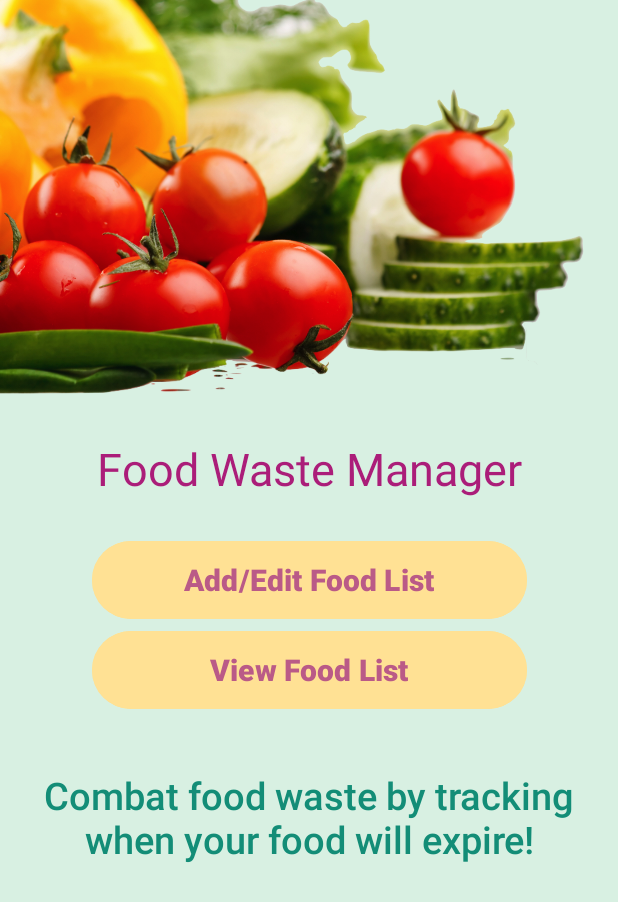
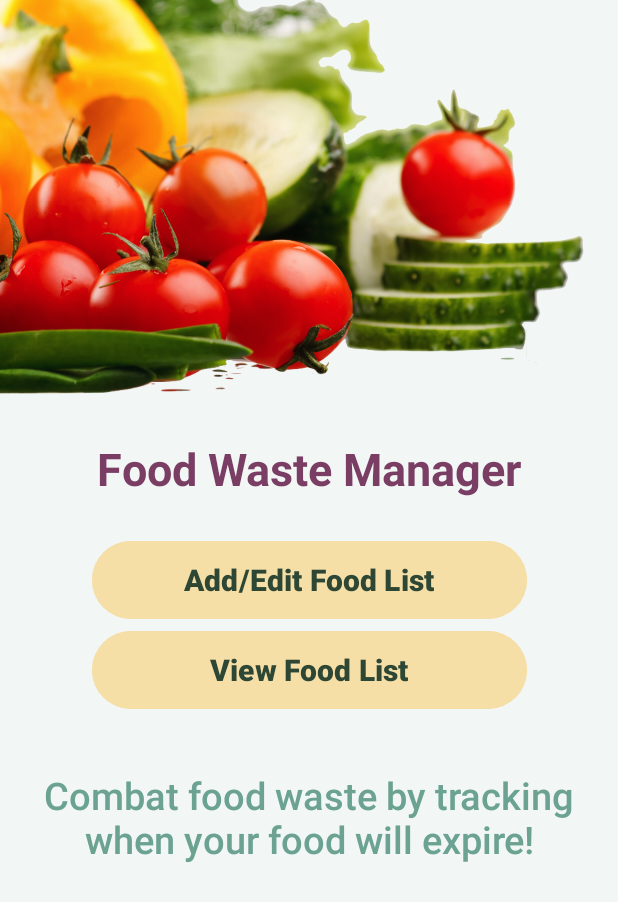
Before and after one commit to icsasso/FoodWasteManager, an Android app: the screen it shows after launch (MainActivity), on a phone screen of 412 x 824 dp. Shown: the top 902 px of the screen. Run offline under Robolectric (Android 15) with nearby library versions, the phone set to English and light mode, and no system bars.

Commit message:
Make colors more muted

```diff
--- a/app/src/main/res/layout/activity_main.xml
+++ b/app/src/main/res/layout/activity_main.xml
@@ -5,7 +5,7 @@
     android:id="@+id/main"
     android:layout_width="match_parent"
     android:layout_height="match_parent"
-    android:background="#d8f0e2"
+    android:background="@color/minty_white"
     tools:context=".ui.MainActivity">
 
     <TextView
@@ -14,8 +14,8 @@
         android:layout_height="wrap_content"
         android:layout_marginTop="30dp"
         android:text="@string/app_name"
-        android:textColor="#ab1d79"
-
+        android:textColor="@color/muted_plum"
+        android:textStyle="bold"
         android:textSize="30sp"
         app:layout_constraintEnd_toEndOf="parent"
         app:layout_constraintStart_toStartOf="parent"
@@ -27,7 +27,7 @@
         android:layout_height="wrap_content"
         android:layout_marginTop="36dp"
         android:text="@string/main_subtitle"
-        android:textColor="#138d77"
+        android:textColor="@color/mint_green"
         android:textSize="25sp"
 
         android:fontFamily="sans-serif-medium"
@@ -54,10 +54,10 @@
         android:layout_width="290dp"
         android:layout_height="60dp"
         android:layout_marginTop="24dp"
-        android:backgroundTint="#ffe194"
+        android:backgroundTint="@color/pastel_yellow"
         android:fontFamily="sans-serif-medium"
         android:text="@string/button_add_edit"
-        android:textColor="#ba5a87"
+        android:textColor="@color/dark_green"
         android:textSize="20sp"
         android:textStyle="bold"
         app:layout_constraintEnd_toEndOf="@+id/textView"
@@ -68,10 +68,10 @@
         android:id="@+id/viewFoodListButton"
         android:layout_width="290dp"
         android:layout_height="60dp"
-        android:backgroundTint="#ffe194"
+        android:backgroundTint="@color/pastel_yellow"
         android:fontFamily="sans-serif-medium"
         android:text="@string/button_view_list"
-        android:textColor="#ba5a87"
+        android:textColor="@color/dark_green"
         android:textSize="20sp"
         android:textStyle="bold"
         app:layout_constraintEnd_toEndOf="@+id/addFoodButton"
--- a/app/src/main/res/layout/food_item.xml
+++ b/app/src/main/res/layout/food_item.xml
@@ -12,7 +12,7 @@
         android:layout_width="wrap_content"
         android:layout_height="wrap_content"
         android:text="@string/food_item_placeholder"
-        android:textColor="#ab1d79"
+        android:textColor="@color/muted_plum"
         android:textSize="20sp"
         app:layout_constraintStart_toStartOf="parent"
         app:layout_constraintTop_toTopOf="parent" />
@@ -22,7 +22,7 @@
         android:layout_width="wrap_content"
         android:layout_height="wrap_content"
         android:text="@string/expiration_label"
-        android:textColor="#ab1d79"
+        android:textColor="@color/muted_plum"
         android:textSize="20sp"
         app:layout_constraintStart_toStartOf="@+id/foodTitle"
         app:layout_constraintTop_toBottomOf="@+id/foodTitle" />
--- a/app/src/main/res/layout/food_item_selectable.xml
+++ b/app/src/main/res/layout/food_item_selectable.xml
@@ -12,7 +12,7 @@
         android:layout_width="wrap_content"
         android:layout_height="wrap_content"
         android:text="@string/food_item_placeholder"
-        android:textColor="#ab1d79"
+        android:textColor="@color/muted_plum"
         android:textSize="20sp"
         app:layout_constraintStart_toStartOf="parent"
         app:layout_constraintTop_toTopOf="parent" />
@@ -24,7 +24,7 @@
         android:layout_marginStart="32dp"
         android:layout_marginTop="-8dp"
         android:text="@string/expiration_label"
-        android:textColor="#ab1d79"
+        android:textColor="@color/muted_plum"
         android:textSize="20sp"
         app:layout_constraintStart_toStartOf="@+id/foodCheckBox"
         app:layout_constraintTop_toBottomOf="@+id/foodCheckBox" />
--- a/app/src/main/res/layout/recipe_recommendations.xml
+++ b/app/src/main/res/layout/recipe_recommendations.xml
@@ -3,7 +3,7 @@
     xmlns:app="http://schemas.android.com/apk/res-auto"
     android:layout_width="match_parent"
     android:layout_height="match_parent"
-    android:background="#fffaf0">
+    android:background="@color/minty_white">
 
     <!-- Page Title -->
     <TextView
@@ -13,7 +13,7 @@
         android:text="Recipe Recommendations"
         android:textSize="24sp"
         android:textStyle="bold"
-        android:textColor="#138d77"
+        android:textColor="@color/dark_green"
         app:layout_constraintTop_toTopOf="parent"
         app:layout_constraintStart_toStartOf="parent"
         app:layout_constraintEnd_toEndOf="parent"
--- a/app/src/main/res/values/colors.xml
+++ b/app/src/main/res/values/colors.xml
@@ -1,5 +1,11 @@
 <?xml version="1.0" encoding="utf-8"?>
 <resources>
+    <color name="muted_plum">#7A3E65</color>
+    <color name="pastel_yellow">#F6DFA7</color>
+    <color name="dark_green">#2E4634</color>
+    <color name="mint_green">#6BA292</color>
+    <color name="minty_white">#F2F7F5</color>
+
     <color name="black">#FF000000</color>
     <color name="white">#FFFFFFFF</color>
 </resources>
```
Also changed, not shown: app/src/main/res/layout/edit_food.xml (+5 -5 lines), app/src/main/res/layout/item_recipe.xml (+5 -4 lines), app/src/main/res/layout/view_list.xml (+4 -4 lines).
